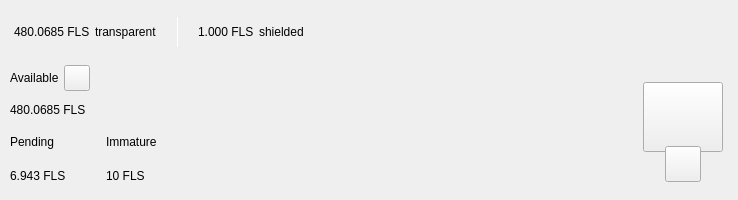
Before: the Qt Designer form src/qt/fls/forms/topbar.ui in Liquid369/blank, drawn with Qt 5.
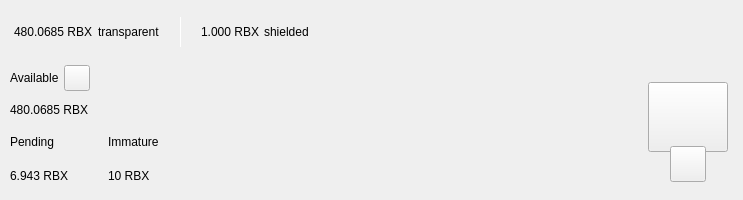
After: the same form once the commit is applied. Custom widgets are drawn as their Qt base class.

Diff of the .ui file:
```diff
--- a/src/qt/fls/forms/topbar.ui
+++ b/src/qt/fls/forms/topbar.ui
@@ -119,7 +119,7 @@
                <string notr="true">padding:0px;margin:0px;</string>
               </property>
               <property name="text">
-               <string notr="true">480.0685 FLS</string>
+               <string notr="true">480.0685 RBX</string>
               </property>
              </widget>
             </item>
@@ -195,7 +195,7 @@
                </size>
               </property>
               <property name="text">
-               <string notr="true">1.000 FLS</string>
+               <string notr="true">1.000 RBX</string>
               </property>
              </widget>
             </item>
@@ -474,7 +474,7 @@
              <item>
               <widget class="QLabel" name="labelAmountFls">
                <property name="text">
-                <string notr="true">480.0685 FLS</string>
+                <string notr="true">480.0685 RBX</string>
                </property>
               </widget>
              </item>
@@ -529,7 +529,7 @@
                  <item>
                   <widget class="QLabel" name="labelPendingFls">
                    <property name="text">
-                    <string notr="true">6.943 FLS</string>
+                    <string notr="true">6.943 RBX</string>
                    </property>
                   </widget>
                  </item>
@@ -583,7 +583,7 @@
                  <item>
                   <widget class="QLabel" name="labelImmatureFls">
                    <property name="text">
-                    <string notr="true">10 FLS</string>
+                    <string notr="true">10 RBX</string>
                    </property>
                   </widget>
                  </item>
```
Left out of the diff: 14 changed lines with no effect on the pictures.
